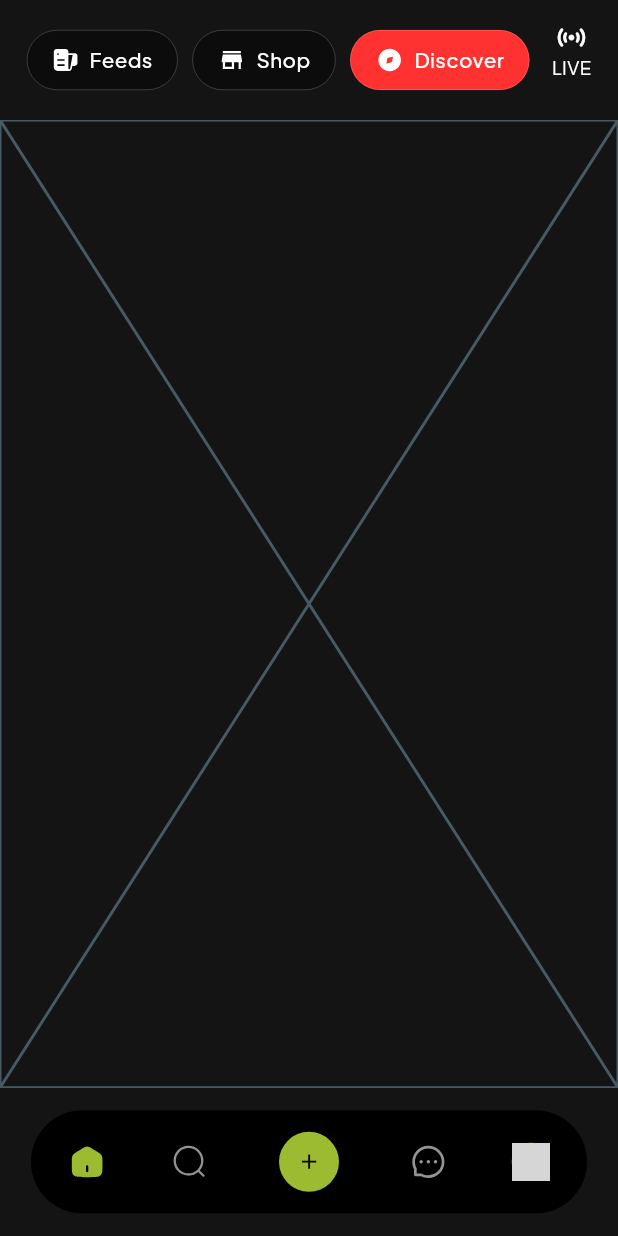
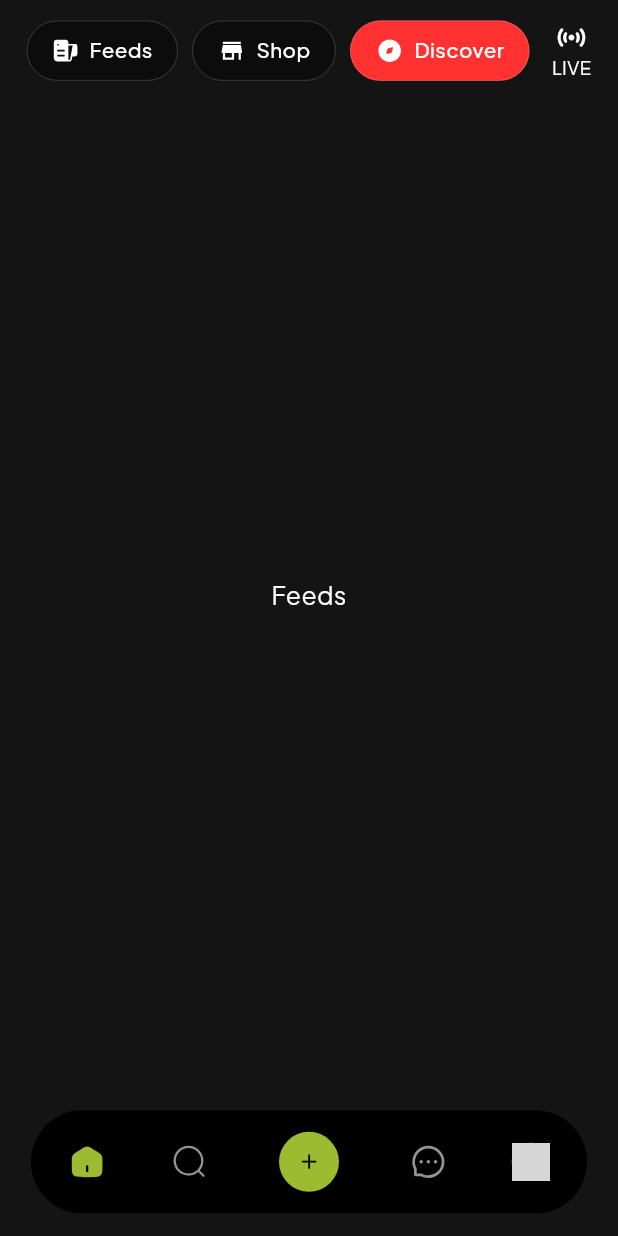
Before and after one commit to ade-me/timeset-ui, a Flutter app: the HomeScreen screen opened by its route, on a phone screen of 412 x 824 dp. Run offline on Flutter 3.47's test engine with Material 3 defaults, Android fonts, the phone set to English and light mode, and no system bars; drawn by our look-alikes of smooth_page_indicator; our stand-ins replace flutter_svg, fluttertoast, hexcolor, image_picker, page_transition, pinput and 3 more; accounts and stored records are empty; network calls fail; grey boxes are pictures that could not be loaded.

Commit message:
Nested the page view in feeds for app bar navigations

```diff
--- a/lib/screens/feed_screen.dart
+++ b/lib/screens/feed_screen.dart
@@ -1,4 +1,6 @@
 import 'package:flutter/material.dart';
+
+import '../widgets/homescreen_widgets/custom_home_app_bar.dart';
 
 class FeedScreen extends StatefulWidget {
   const FeedScreen({super.key});
@@ -8,8 +10,49 @@ class FeedScreen extends StatefulWidget {
 }
 
 class _FeedScreenState extends State<FeedScreen> {
+  final pageController = PageController();
+  int currentIndex = 0;
+
+  @override
+  void dispose() {
+    super.dispose();
+
+    pageController.dispose();
+  }
+
+  final List<Widget> _pages = const [
+    Center(
+      child: Text('Feeds'),
+    ),
+    Center(
+      child: Text('Shop'),
+    ),
+    Center(
+      child: Text('Discover'),
+    ),
+    Center(
+      child: Text('Live'),
+    ),
+  ];
+
   @override
   Widget build(BuildContext context) {
-    return const Placeholder();
+    return Column(
+      children: [
+        CustomHomeScreenAppBar(
+          pageController: pageController,
+        ),
+        Expanded(
+          child: PageView(
+            physics: const NeverScrollableScrollPhysics(),
+            controller: pageController,
+            children: _pages,
+            onPageChanged: (index) => setState(() {
+              currentIndex = index;
+            }),
+          ),
+        ),
+      ],
+    );
   }
 }
--- a/lib/screens/home_screen.dart
+++ b/lib/screens/home_screen.dart
@@ -1,11 +1,9 @@
 import 'package:flutter/material.dart';
 import 'package:flutter/services.dart';
-import 'package:hexcolor/hexcolor.dart';
 import 'package:sizer/sizer.dart';
 
 import '../screens/feed_screen.dart';
 import '../screens/search/search_screen.dart';
-import '../../widgets/homescreen_widgets/custom_home_app_bar.dart';
 import '../../widgets/homescreen_widgets/custom_bottom_nav.dart';
 
 class HomeScreen extends StatefulWidget {
@@ -25,7 +23,6 @@ class _HomeScreenState extends State<HomeScreen> {
 
   @override
   void initState() {
-    // TODO: implement initState
     super.initState();
   }
 
@@ -48,12 +45,6 @@ class _HomeScreenState extends State<HomeScreen> {
 
     return SafeArea(
       child: Scaffold(
-        appBar: currentIndex == 1
-            ? null
-            : const PreferredSize(
-                preferredSize: Size.fromHeight(80),
-                child: CustomHomeScreenAppBar(),
-              ),
         resizeToAvoidBottomInset: false,
         body: Stack(
           alignment: Alignment.bottomCenter,
--- a/lib/widgets/homescreen_widgets/custom_bottom_nav.dart
+++ b/lib/widgets/homescreen_widgets/custom_bottom_nav.dart
@@ -46,10 +46,10 @@ class CustomBottomNav extends StatelessWidget {
             ),
             IconButton(
               style: ButtonStyle(
-                padding: const WidgetStatePropertyAll(
+                padding: const MaterialStatePropertyAll(
                   EdgeInsets.all(8),
                 ),
-                backgroundColor: WidgetStatePropertyAll(
+                backgroundColor: MaterialStatePropertyAll(
                   HexColor("#9CBB30"),
                 ),
               ),
--- a/lib/widgets/homescreen_widgets/custom_home_app_bar.dart
+++ b/lib/widgets/homescreen_widgets/custom_home_app_bar.dart
@@ -3,14 +3,14 @@ import 'package:sizer/sizer.dart';
 
 import '../../widgets/homescreen_widgets/custom_home_appbar_chip.dart';
 
-class CustomHomeScreenAppBar extends StatefulWidget {
-  const CustomHomeScreenAppBar({super.key});
+class CustomHomeScreenAppBar extends StatelessWidget {
+  const CustomHomeScreenAppBar({
+    super.key,
+    required this.pageController,
+  });
 
-  @override
-  State<CustomHomeScreenAppBar> createState() => _CustomHomeScreenAppBarState();
-}
+  final PageController pageController;
 
-class _CustomHomeScreenAppBarState extends State<CustomHomeScreenAppBar> {
   @override
   Widget build(BuildContext context) {
     return Padding(
@@ -23,28 +23,31 @@ class _CustomHomeScreenAppBarState extends State<CustomHomeScreenAppBar> {
         children: [
           Row(
             children: [
-              const CustomHomeAppBarChip(
+              CustomHomeAppBarChip(
                 text: "Feeds",
                 iconUrl: "assets/icons/feeds.svg",
+                onTap: () => getToPage(0),
               ),
               SizedBox(
                 width: 7.sp,
               ),
-              const CustomHomeAppBarChip(
+              CustomHomeAppBarChip(
                 text: "Shop",
                 iconUrl: "assets/icons/shop.svg",
+                onTap: () => getToPage(1),
               ),
               SizedBox(
                 width: 7.sp,
               ),
-              const CustomHomeAppBarChip(
+              CustomHomeAppBarChip(
                 text: "Discover",
                 iconUrl: "assets/icons/discover.svg",
+                onTap: () => getToPage(2),
               ),
             ],
           ),
           GestureDetector(
-            child: Container(
+            onTap: () => getToPage(3),
             child: Column(
               children: [
                 Icon(
@@ -58,10 +61,11 @@ class _CustomHomeScreenAppBarState extends State<CustomHomeScreenAppBar> {
                 ),
               ],
             ),
-            ),
           )
         ],
       ),
     );
   }
+
+  void getToPage(int index) => pageController.jumpToPage(index);
 }
--- a/lib/widgets/homescreen_widgets/custom_home_appbar_chip.dart
+++ b/lib/widgets/homescreen_widgets/custom_home_appbar_chip.dart
@@ -1,22 +1,30 @@
+// ignore_for_file: deprecated_member_use
+
 import 'package:flutter/material.dart';
 import 'package:flutter_svg/flutter_svg.dart';
 import 'package:hexcolor/hexcolor.dart';
 import 'package:sizer/sizer.dart';
 
 class CustomHomeAppBarChip extends StatelessWidget {
-  const CustomHomeAppBarChip(
-      {super.key,
+  const CustomHomeAppBarChip({
+    super.key,
     required this.text,
     this.isSelected = false,
-      required this.iconUrl});
+    required this.iconUrl,
+    this.onTap,
+  });
 
   final String text;
   final bool isSelected;
   final String iconUrl;
+  final Function()? onTap;
 
   @override
   Widget build(BuildContext context) {
-    return Container(
+    return InkWell(
+      onTap: onTap,
+      splashColor: Colors.white12,
+      child: Container(
         padding: EdgeInsets.symmetric(
           horizontal: 12.sp,
           vertical: 7.sp,
@@ -52,6 +60,7 @@ class CustomHomeAppBarChip extends StatelessWidget {
             ),
           ],
         ),
+      ),
     );
   }
 }
```
Lines whose indentation alone changed are shown as unchanged.
